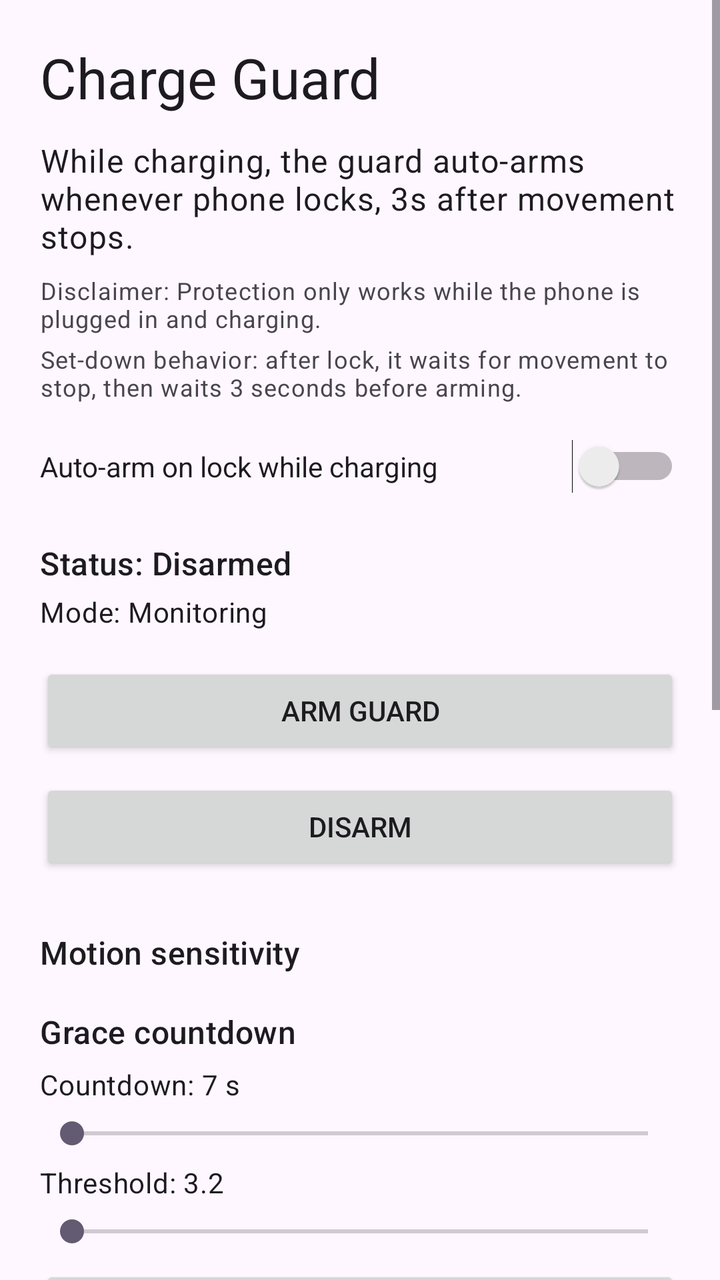
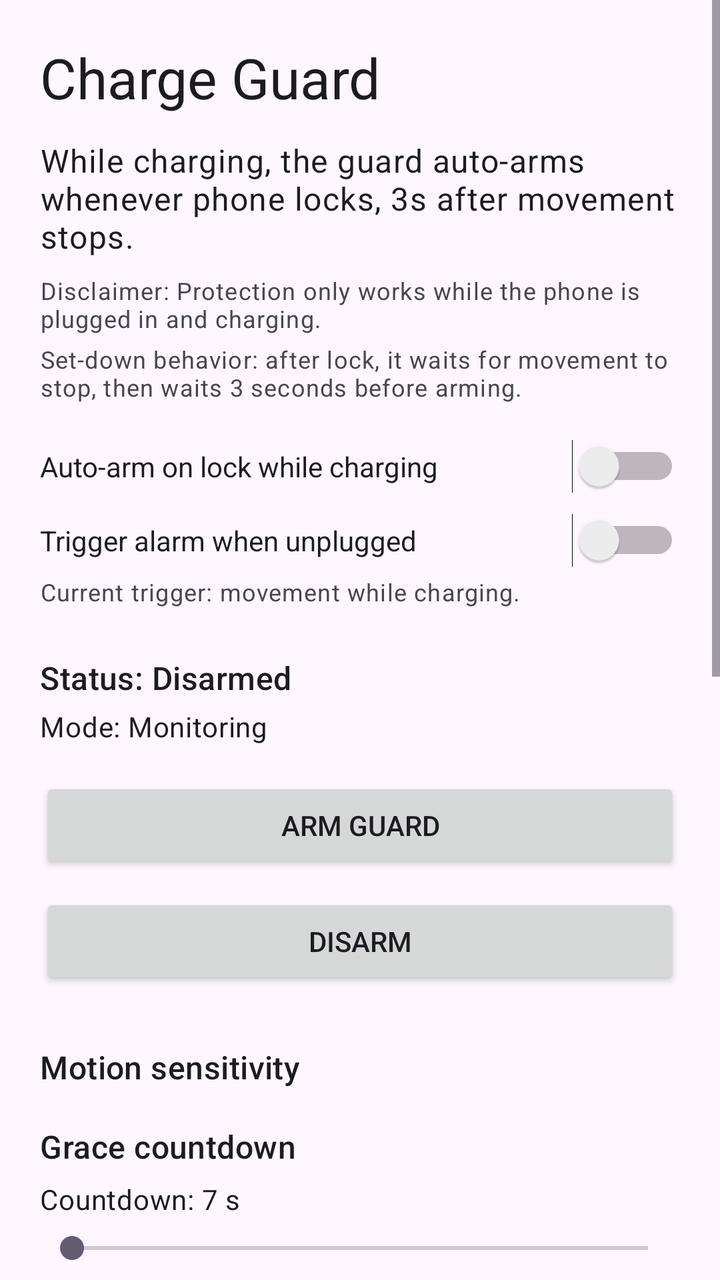

The first picture is an Android layout as it rendered before a commit; the second is the same layout after the commit. The layout source and the unified diff follow.
<!-- AndroidManifest.xml: application theme Theme.ChargeGuard -->
<!-- res/layout/activity_main.xml -->
<?xml version="1.0" encoding="utf-8"?>
<ScrollView xmlns:android="http://schemas.android.com/apk/res/android"
    xmlns:ads="http://schemas.android.com/apk/res-auto"
    xmlns:tools="http://schemas.android.com/tools"
    android:layout_width="match_parent"
    android:layout_height="match_parent"
    tools:context=".MainActivity">

    <LinearLayout
        android:layout_width="match_parent"
        android:layout_height="wrap_content"
        android:orientation="vertical"
        android:padding="20dp">

        <TextView
            android:id="@+id/titleText"
            android:layout_width="match_parent"
            android:layout_height="wrap_content"
            android:text="Charge Guard"
            android:textAppearance="@style/TextAppearance.Material3.HeadlineMedium" />

        <TextView
            android:id="@+id/descriptionText"
            android:layout_width="match_parent"
            android:layout_height="wrap_content"
            android:layout_marginTop="12dp"
            android:text="While charging, the guard auto-arms whenever phone locks, 3s after movement stops."
            android:textAppearance="@style/TextAppearance.Material3.BodyLarge" />

        <TextView
            android:id="@+id/disclaimerText"
            android:layout_width="match_parent"
            android:layout_height="wrap_content"
            android:layout_marginTop="8dp"
            android:text="Disclaimer: Protection only works while the phone is plugged in and charging."
            android:textAppearance="@style/TextAppearance.Material3.BodySmall" />

        <TextView
            android:id="@+id/settleHintText"
            android:layout_width="match_parent"
            android:layout_height="wrap_content"
            android:layout_marginTop="4dp"
            android:text="Set-down behavior: after lock, it waits for movement to stop, then waits 3 seconds before arming."
            android:textAppearance="@style/TextAppearance.Material3.BodySmall" />

        <Switch
            android:id="@+id/armModeSwitch"
            android:layout_width="match_parent"
            android:layout_height="wrap_content"
            android:layout_marginTop="18dp"
            android:text="Auto-arm on lock while charging" />

        <TextView
            android:id="@+id/stateText"
            android:layout_width="match_parent"
            android:layout_height="wrap_content"
            android:layout_marginTop="24dp"
            android:text="Status: Disarmed"
            android:textAppearance="@style/TextAppearance.Material3.TitleMedium" />

        <TextView
            android:id="@+id/modeText"
            android:layout_width="match_parent"
            android:layout_height="wrap_content"
            android:layout_marginTop="4dp"
            android:text="Mode: Monitoring"
            android:textAppearance="@style/TextAppearance.Material3.BodyMedium" />

        <Button
            android:id="@+id/armButton"
            android:layout_width="match_parent"
            android:layout_height="wrap_content"
            android:layout_marginTop="16dp"
            android:text="Arm Guard" />

        <Button
            android:id="@+id/disarmButton"
            android:layout_width="match_parent"
            android:layout_height="wrap_content"
            android:layout_marginTop="10dp"
            android:text="Disarm" />

        <TextView
            android:id="@+id/sensitivityTitle"
            android:layout_width="match_parent"
            android:layout_height="wrap_content"
            android:layout_marginTop="28dp"
            android:text="Motion sensitivity"
            android:textAppearance="@style/TextAppearance.Material3.TitleMedium" />

        <TextView
            android:id="@+id/countdownTitle"
            android:layout_width="match_parent"
            android:layout_height="wrap_content"
            android:layout_marginTop="18dp"
            android:text="Grace countdown"
            android:textAppearance="@style/TextAppearance.Material3.TitleMedium" />

        <TextView
            android:id="@+id/countdownLabel"
            android:layout_width="match_parent"
            android:layout_height="wrap_content"
            android:layout_marginTop="6dp"
            android:text="Countdown: 7 s"
            android:textAppearance="@style/TextAppearance.Material3.BodyMedium" />

        <SeekBar
            android:id="@+id/countdownSeekBar"
            android:layout_width="match_parent"
            android:layout_height="wrap_content"
            android:layout_marginTop="6dp" />

        <TextView
            android:id="@+id/sensitivityLabel"
            android:layout_width="match_parent"
            android:layout_height="wrap_content"
            android:layout_marginTop="6dp"
            android:text="Threshold: 3.2"
            android:textAppearance="@style/TextAppearance.Material3.BodyMedium" />

        <SeekBar
            android:id="@+id/sensitivitySeekBar"
            android:layout_width="match_parent"
            android:layout_height="wrap_content"
            android:layout_marginTop="6dp" />

        <Button
            android:id="@+id/calibrateButton"
            android:layout_width="match_parent"
            android:layout_height="wrap_content"
            android:layout_marginTop="8dp"
            android:text="Calibrate While Still" />

        <TextView
            android:id="@+id/pinTitle"
            android:layout_width="match_parent"
            android:layout_height="wrap_content"
            android:layout_marginTop="28dp"
            android:text="Disarm PIN (optional)"
            android:textAppearance="@style/TextAppearance.Material3.TitleMedium" />

        <Switch
            android:id="@+id/pinSwitch"
            android:layout_width="match_parent"
            android:layout_height="wrap_content"
            android:layout_marginTop="8dp"
            android:text="Require PIN to disarm" />

        <EditText
            android:id="@+id/pinInput"
            android:layout_width="match_parent"
            android:layout_height="wrap_content"
            android:layout_marginTop="8dp"
            android:hint="Enter 4+ digit PIN"
            android:inputType="numberPassword"
            android:maxLength="8" />

        <Button
            android:id="@+id/savePinButton"
            android:layout_width="match_parent"
            android:layout_height="wrap_content"
            android:layout_marginTop="8dp"
            android:text="Save PIN" />

        <TextView
            android:id="@+id/premiumTitle"
            android:layout_width="match_parent"
            android:layout_height="wrap_content"
            android:layout_marginTop="28dp"
            android:text="Premium"
            android:textAppearance="@style/TextAppearance.Material3.TitleMedium" />

        <TextView
            android:id="@+id/premiumDescription"
            android:layout_width="match_parent"
            android:layout_height="wrap_content"
            android:layout_marginTop="6dp"
            android:text="Unlock once to remove ads and support development."
            android:textAppearance="@style/TextAppearance.Material3.BodyMedium" />

        <TextView
            android:id="@+id/premiumStatusText"
            android:layout_width="match_parent"
            android:layout_height="wrap_content"
            android:layout_marginTop="6dp"
            android:text="Premium: Locked"
            android:textAppearance="@style/TextAppearance.Material3.BodyMedium" />

        <Button
            android:id="@+id/buyPremiumButton"
            android:layout_width="match_parent"
            android:layout_height="wrap_content"
            android:layout_marginTop="8dp"
            android:text="Unlock Premium (One-Time)" />

        <Button
            android:id="@+id/restorePurchaseButton"
            android:layout_width="match_parent"
            android:layout_height="wrap_content"
            android:layout_marginTop="8dp"
            android:text="Restore Purchase" />

        <com.google.android.gms.ads.AdView
            android:id="@+id/adView"
            android:layout_width="wrap_content"
            android:layout_height="wrap_content"
            android:layout_gravity="center_horizontal"
            android:layout_marginTop="16dp"
            ads:adSize="BANNER"
            ads:adUnitId="@string/admob_banner_unit_id" />

    </LinearLayout>
</ScrollView>
<!-- resources referenced by this layout -->
<resources>
  <string name="admob_banner_unit_id">ca-app-pub-3940256099942544/6300978111</string>
  <style name="Theme.ChargeGuard" parent="Theme.Material3.DayNight.NoActionBar">
          <item name="android:statusBarColor">?attr/colorSurface</item>
          <item name="android:windowLightStatusBar" tools:targetApi="m">true</item>
      </style>
</resources>

<!-- the commit's change to res/layout/activity_main.xml (unified diff, before → after) -->
@@ -50,6 +50,21 @@
             android:layout_marginTop="18dp"
             android:text="Auto-arm on lock while charging" />
 
+        <Switch
+            android:id="@+id/triggerModeSwitch"
+            android:layout_width="match_parent"
+            android:layout_height="wrap_content"
+            android:layout_marginTop="10dp"
+            android:text="Trigger alarm when unplugged" />
+
+        <TextView
+            android:id="@+id/triggerModeHintText"
+            android:layout_width="match_parent"
+            android:layout_height="wrap_content"
+            android:layout_marginTop="4dp"
+            android:text="Current trigger: movement while charging."
+            android:textAppearance="@style/TextAppearance.Material3.BodySmall" />
+
         <TextView
             android:id="@+id/stateText"
             android:layout_width="match_parent"
